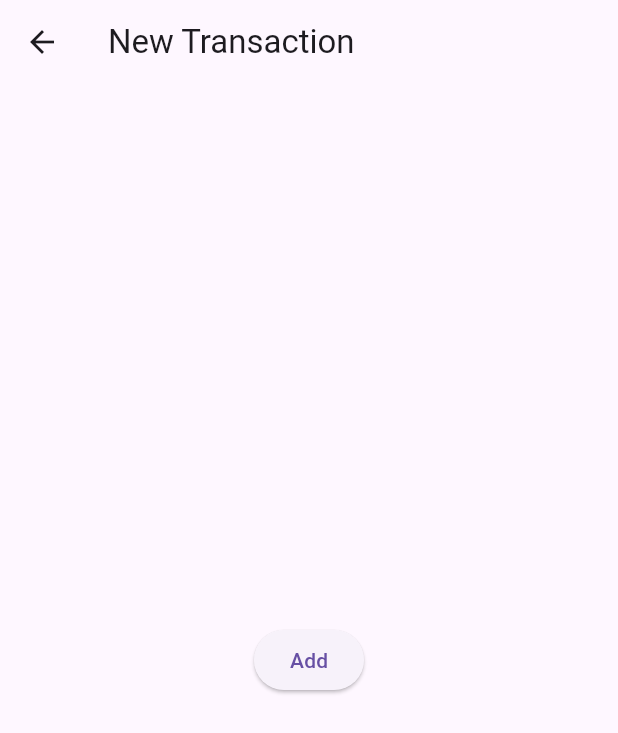
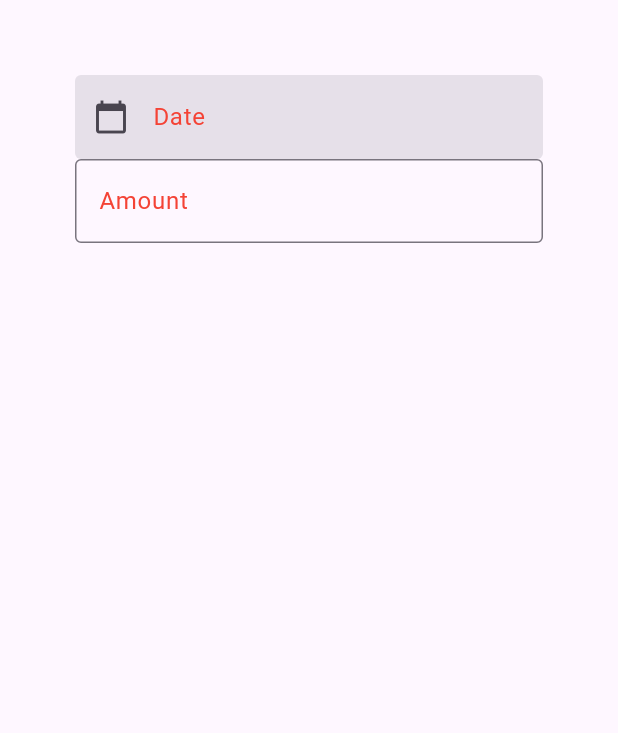
Before and after one commit to Lucassalvacio/FinanceTracker, a Flutter app: the screen it shows after launch, after a tap on the "add" icon, on a phone screen of 412 x 824 dp. Shown: the top 733 px of the screen. Run offline on Flutter 3.47's test engine with Material 3 defaults, Android fonts, the phone set to English and light mode, and no system bars; missing offline and left inert: dart:ffi.

Commit message:
Connected app with Firebase
Made all configurations for database connections, and started to add to form of createNewTransactionPage

```diff
--- a/lib/transactions/createNewTransactionPage.dart
+++ b/lib/transactions/createNewTransactionPage.dart
@@ -8,21 +8,93 @@ class CreateNewTransaction extends StatelessWidget{
 
   @override
   Widget build(BuildContext context) {
-    // TODO: implement build
+    return _NewTransactionForm();
+  }
+}
 
-    return Scaffold(
-      appBar: AppBar(
-        title: Text('New Transaction'),
-      ),
-      body: Center(
-        child: ElevatedButton(
-          onPressed: (){
-            Navigator.pop(context);
-          },
-          child: Text('Add'),
-        ),
-      ),
+class _NewTransactionForm extends StatefulWidget{
+  @override
+  State<StatefulWidget> createState() {
+    return _NewTransactionFormState();
+  }
+}
+
+class _NewTransactionFormState extends State<_NewTransactionForm>{
+
+  final _formKey = GlobalKey<FormState>();
+  TextEditingController _dateController = TextEditingController();
+  DateTime? _picked = DateTime.now();
+
+  Future<void> _selectDate() async {
+    _picked = await showDatePicker(
+      context: context,
+      initialDate: _picked,
+      firstDate: DateTime(2000),
+      lastDate: DateTime(2100),
+    );
+
+    if(_picked != null){
+      setState(() {
+        _dateController.text = _picked.toString().split(" ")[0];
+      });
+    }else{
+      setState(() {
+        _picked = DateTime.now();
+        _dateController.text = _picked.toString().split(" ")[0];
+      });
+    }
+  }
+
+  @override
+  Widget build(BuildContext context) {
+    return Form(
+      key: _formKey,
+      child: Scaffold(
+        body: Container(
+          margin: const EdgeInsets.only(top: 50.0, left: 50.0, right: 50.0),
+          child: Column(
+            children: <Widget>[
+              TextFormField(
+                controller: _dateController,
+                decoration: const InputDecoration(
+                  labelText: 'Date',
+                  labelStyle: TextStyle(
+                      color: Colors.red
+                  ),
+                  filled: true,
+                  prefixIcon: Icon(Icons.calendar_today),
+                  enabledBorder: OutlineInputBorder(
+                    borderSide: BorderSide.none,
+                  ),
+                  focusedBorder: OutlineInputBorder(
+                    borderSide: BorderSide(color: Colors.red),
+                  ),
+
+                ),
+                readOnly: true,
+                onTap: () {
+                  _selectDate();
+                },
+              ),
+              TextFormField(
+                decoration: const InputDecoration(
+                    border: OutlineInputBorder(),
+                    hintText: 'Enter Amount',
+                    labelText: 'Amount',
+                    labelStyle: TextStyle(
+                      color: Colors.red
+                    ),
+                    focusedBorder: OutlineInputBorder(
+                      borderSide: BorderSide(
+                          color: Colors.red
+                      ),
+                    )
+                ),
+              ),
+            ],
+          ),
+        )
+      )
     );
   }
-
 }
--- a/pubspec.yaml
+++ b/pubspec.yaml
@@ -31,10 +31,11 @@ dependencies:
   flutter:
     sdk: flutter
 
-
   # The following adds the Cupertino Icons font to your application.
   # Use with the CupertinoIcons class for iOS style icons.
   cupertino_icons: ^1.0.6
+  firebase_auth: ^5.1.2
+  cloud_firestore: ^5.1.0
 
 dev_dependencies:
   flutter_test:
@@ -45,7 +46,7 @@ dev_dependencies:
   # activated in the `analysis_options.yaml` file located at the root of your
   # package. See that file for information about deactivating specific lint
   # rules and activating additional ones.
-  flutter_lints: ^3.0.0
+  flutter_lints: ^4.0.0
 
 # For information on the generic Dart part of this file, see the
 # following page: https://dart.dev/tools/pub/pubspec
```
Also changed, not shown: pubspec.lock, 6 other files.
